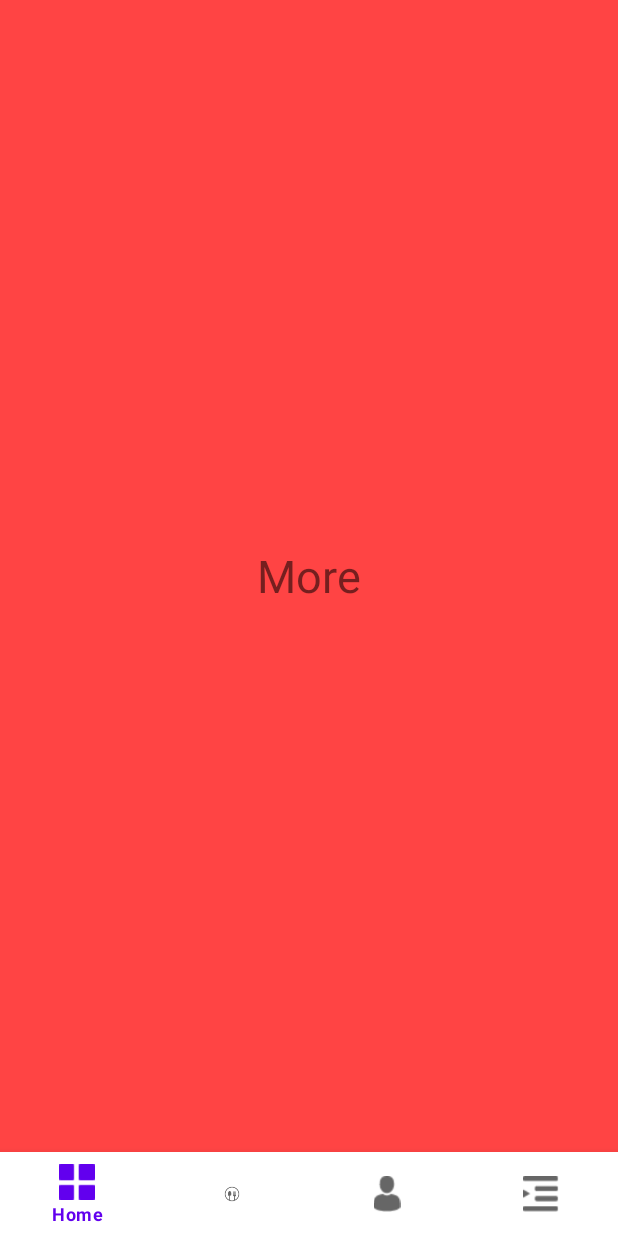
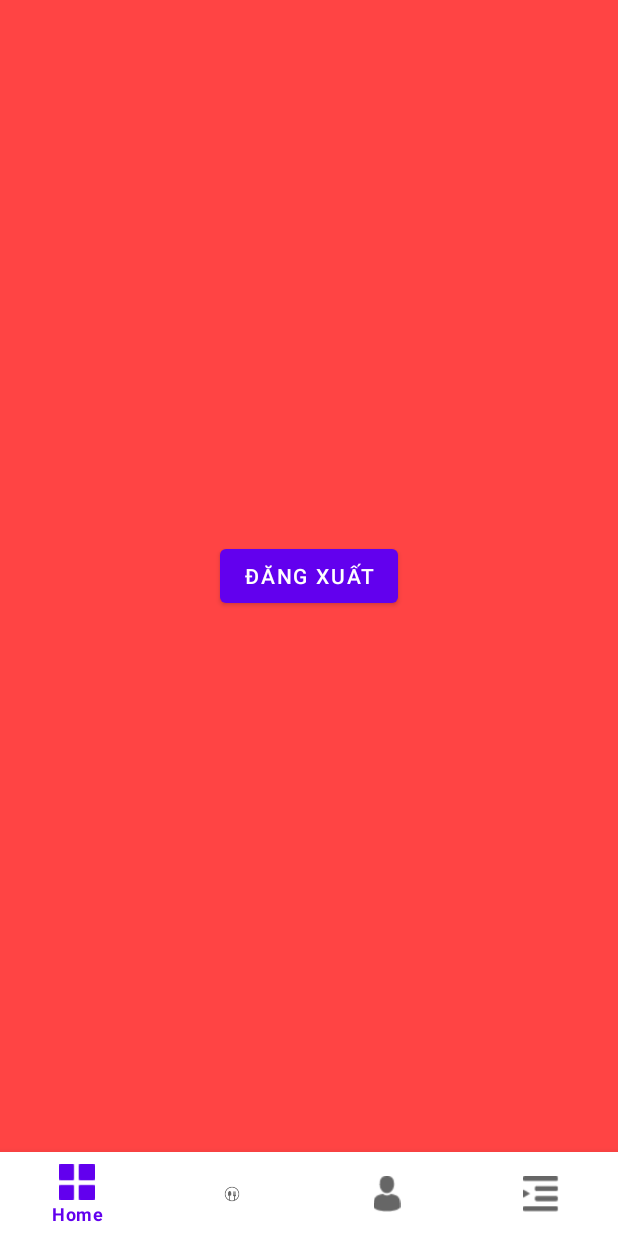
Before and after one commit to ledaian22/Di_Cho, an Android app: the fragment MoreFragment placed in its activity, on a phone screen of 412 x 824 dp. Run offline under Robolectric (Android 15) with nearby library versions, the phone set to English and light mode, and no system bars; our stand-ins replace Firebase (no records; nobody signed in at launch, a user with empty details on screens opened directly).

Commit message:
Đã làm xong Phần Đăng Nhập

```diff
--- a/app/src/main/AndroidManifest.xml
+++ b/app/src/main/AndroidManifest.xml
@@ -21,7 +21,7 @@
             android:name="com.example.WebMenu"
             android:exported="false" />
         <activity
-            android:name=".MainActivity"
+            android:name=".SplashScreen"
             android:exported="true">
             <intent-filter>
                 <action android:name="android.intent.action.MAIN" />
@@ -33,7 +33,7 @@
             android:name=".LoginScreen"
             android:exported="false" />
         <activity
-            android:name=".SplashScreen"
+            android:name=".MainActivity"
             android:exported="true" />
     </application>
 
--- a/app/src/main/java/com/example/di_cho/MainActivity.java
+++ b/app/src/main/java/com/example/di_cho/MainActivity.java
@@ -4,14 +4,18 @@ import androidx.annotation.NonNull;
 import androidx.appcompat.app.AppCompatActivity;
 import androidx.fragment.app.Fragment;
 
+import android.content.Intent;
 import android.os.Bundle;
 import android.view.MenuItem;
+import android.view.View;
+import android.widget.Button;
 
 import com.example.fragment.HomeFragment;
 import com.example.fragment.MenuFragment;
 import com.example.fragment.MoreFragment;
 import com.example.fragment.UserFragment;
 import com.google.android.material.bottomnavigation.BottomNavigationView;
+import com.google.firebase.auth.FirebaseAuth;
 
 public class MainActivity extends AppCompatActivity {
 
--- a/app/src/main/java/com/example/fragment/MoreFragment.java
+++ b/app/src/main/java/com/example/fragment/MoreFragment.java
@@ -1,22 +1,42 @@
 package com.example.fragment;
 
+import android.content.Intent;
 import android.os.Bundle;
 import android.view.LayoutInflater;
 import android.view.View;
 import android.view.ViewGroup;
+import android.widget.Button;
 
 import androidx.fragment.app.Fragment;
 
+import com.example.di_cho.LoginScreen;
 import com.example.di_cho.R;
+import com.google.firebase.auth.FirebaseAuth;
 
 
 public class MoreFragment extends Fragment {
-
+    Button btndangXuat;
 
     @Override
     public View onCreateView(LayoutInflater inflater, ViewGroup container,
                              Bundle savedInstanceState) {
         // Inflate the layout for this fragment
-        return inflater.inflate(R.layout.fragment_more, container, false);
+        View v = LayoutInflater.from(getContext()).inflate(R.layout.fragment_more, container, false);
+
+        //ánh xạ
+
+        btndangXuat = v.findViewById(R.id.btndangXuat);
+
+        //Xử lý đăng xuất
+        btndangXuat.setOnClickListener(new View.OnClickListener() {
+            @Override
+            public void onClick(View v) {
+                FirebaseAuth.getInstance().signOut();
+                Intent intent = new Intent(getActivity(), LoginScreen.class);
+                startActivity(intent);
+            }
+        });
+
+        return v;
     }
 }
--- a/app/src/main/res/layout/activity_main.xml
+++ b/app/src/main/res/layout/activity_main.xml
@@ -5,20 +5,22 @@
     android:layout_width="match_parent"
     android:layout_height="match_parent"
     tools:context=".MainActivity">
+
     <FrameLayout
         android:id="@+id/frament_container"
         android:layout_width="match_parent"
         android:layout_height="match_parent"
         android:layout_above="@id/bottom_navigation"
-        />
+        android:layout_marginBottom="0dp"/>
+
     <com.google.android.material.bottomnavigation.BottomNavigationView
-       android:id="@+id/bottom_navigation"
+        android:id="@+id/bottom_navigation"
         android:layout_width="match_parent"
         android:layout_height="wrap_content"
         android:layout_alignParentBottom="true"
-        app:menu="@menu/bottom_navi"
+        android:background="?android:attr/windowBackground"
         app:layout_constraintBottom_toBottomOf="parent"
         app:layout_constraintEnd_toEndOf="parent"
         app:layout_constraintStart_toStartOf="parent"
-        android:background="?android:attr/windowBackground"/>
+        app:menu="@menu/bottom_navi" />
 </RelativeLayout>
--- a/app/src/main/res/layout/fragment_login.xml
+++ b/app/src/main/res/layout/fragment_login.xml
@@ -11,7 +11,7 @@
         android:layout_width="0dp"
         android:layout_height="wrap_content"
         android:background="@drawable/edit_text_bg"
-        android:hint="Nhập Email hoặc Tên Đăng Nhập"
+        android:hint="Nhập Email"
         android:paddingLeft="20dp"
         android:paddingTop="10dp"
         android:paddingBottom="10dp"
--- a/app/src/main/res/layout/fragment_more.xml
+++ b/app/src/main/res/layout/fragment_more.xml
@@ -1,12 +1,19 @@
 <?xml version="1.0" encoding="utf-8"?>
-<RelativeLayout xmlns:android="http://schemas.android.com/apk/res/android"
+<androidx.constraintlayout.widget.ConstraintLayout xmlns:android="http://schemas.android.com/apk/res/android"
+    xmlns:app="http://schemas.android.com/apk/res-auto"
+    xmlns:tools="http://schemas.android.com/tools"
     android:layout_width="match_parent"
     android:layout_height="match_parent"
     android:background="@android:color/holo_red_light">
-    <TextView
+
+    <Button
+        android:id="@+id/btndangXuat"
         android:layout_width="wrap_content"
         android:layout_height="wrap_content"
-        android:text="More"
-        android:textSize="30sp"
-        android:layout_centerInParent="true"/>
-</RelativeLayout>
+        android:text="Đăng Xuất"
+        app:layout_constraintBottom_toBottomOf="parent"
+        app:layout_constraintEnd_toEndOf="parent"
+        app:layout_constraintHorizontal_bias="0.5"
+        app:layout_constraintStart_toStartOf="parent"
+        app:layout_constraintTop_toTopOf="parent" />
+</androidx.constraintlayout.widget.ConstraintLayout>
--- a/app/src/main/res/values/strings.xml
+++ b/app/src/main/res/values/strings.xml
@@ -11,4 +11,5 @@
 
     <string name="hello_first_fragment">Hello first fragment</string>
     <string name="hello_second_fragment">Hello second fragment. Arg: %1$s</string>
+    <string name="ng_xu_t">Đăng Xuất</string>
 </resources>
--- a/build.gradle
+++ b/build.gradle
@@ -6,6 +6,7 @@ buildscript {
     }
     dependencies {
         classpath "com.android.tools.build:gradle:7.0.3"
+        classpath 'com.google.gms:google-services:4.3.10'
 
         // NOTE: Do not place your application dependencies here; they belong
         // in the individual module build.gradle files
```
Also changed, not shown: app/build.gradle (+5 -3 lines), app/src/main/java/com/example/di_cho/SplashScreen.java (+23 -7 lines), app/src/main/java/com/example/fragment/LoginFragment.java (+58 -3 lines), app/src/main/java/com/example/fragment/RegisterFragment.java (+63 -34 lines), app/src/main/res/layout/fragment_register.xml (+4 -4 lines), 1 other file.
